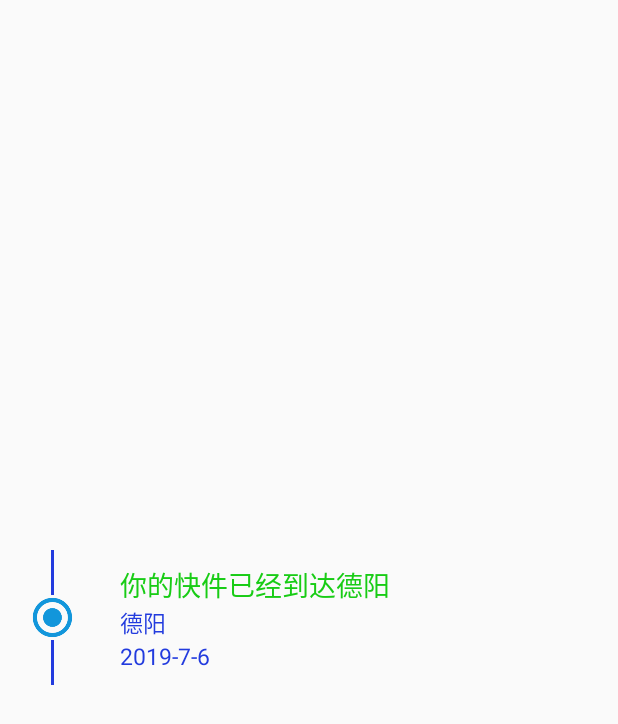
After one commit to zhongshiyi/SmartButler, an Android app: the layout layout_courier_item.xml on its own in the app's theme, with its tools: preview values and no code run, on a phone screen of 412 x 824 dp. The commit adds this screen. Shown: the top 724 px of the screen. Run offline under Robolectric (Android 15) with nearby library versions, the phone set to English and light mode, and no system bars; Roboto replaces fonts that are not available here.

```diff
--- a/app/build.gradle
+++ b/app/build.gradle
@@ -39,7 +39,9 @@ dependencies {
     //其中latest.release指代最新Bugly NDK版本号，也可以指定明确的版本号，例如3.0
     implementation 'com.tencent.bugly:nativecrashreport:latest.release'
     //Bmob
-    implementation 'cn.bmob.android:bmob-sdk:3.5.0'
+    implementation ('cn.bmob.android:bmob-sdk:3.5.0'){
+        exclude group: "io.reactivex"
+    }//过滤掉io.reavtivex
     //圆形头像图库CircleImageView
     implementation 'de.hdodenhof:circleimageview:3.0.0'
     //RxVolley
--- a/app/src/main/res/layout/activity_courier.xml
+++ b/app/src/main/res/layout/activity_courier.xml
@@ -10,14 +10,14 @@
         android:layout_width="match_parent"
         android:layout_height="wrap_content"
         android:hint="快递公司"
-        android:text="百世快递" />
+        android:text="sto" />
 
     <EditText
         android:id="@+id/et_number"
         android:layout_width="match_parent"
         android:layout_height="wrap_content"
         android:hint="快递单号"
-        android:text="5520006056645618" />
+        android:text="3715839972615" />
 
     <Button
         android:id="@+id/btn_refer"
--- /dev/null
+++ b/app/src/main/res/layout/layout_courier_item.xml
@@ -0,0 +1,70 @@
+<?xml version="1.0" encoding="utf-8"?>
+<LinearLayout xmlns:android="http://schemas.android.com/apk/res/android"
+    android:layout_width="match_parent"
+    android:layout_height="match_parent"
+    android:gravity="center_vertical"
+    android:orientation="horizontal"
+    android:padding="10dp">
+
+    <LinearLayout
+        android:layout_width="50dp"
+        android:layout_height="wrap_content"
+        android:gravity="center_horizontal"
+        android:orientation="vertical">
+
+        <View
+            android:layout_width="2dp"
+            android:layout_height="30dp"
+            android:background="@color/colorPrimary" />
+
+        <ImageView
+            android:layout_width="30dp"
+            android:layout_height="30dp"
+            android:src="@drawable/timeline_blue" />
+
+        <View
+            android:layout_width="2dp"
+            android:layout_height="30dp"
+            android:background="@color/colorPrimary" />
+
+    </LinearLayout>
+
+    <LinearLayout
+        android:layout_marginRight="10dp"
+        android:padding="10dp"
+        android:layout_width="0dp"
+        android:layout_height="wrap_content"
+        android:layout_weight="1"
+        android:orientation="vertical">
+
+        <TextView
+            android:id="@+id/tv_remark"
+            android:textSize="18sp"
+            android:textColor="@color/colorAccent"
+            android:layout_width="wrap_content"
+            android:layout_height="wrap_content"
+            android:paddingLeft="10dp"
+            android:text="你的快件已经到达德阳" />
+
+        <TextView
+            android:id="@+id/tv_zone"
+            android:textSize="15sp"
+            android:textColor="@color/colorPrimary"
+            android:layout_width="wrap_content"
+            android:layout_height="wrap_content"
+            android:paddingLeft="10dp"
+            android:text="德阳" />
+
+        <TextView
+            android:id="@+id/tv_datetime"
+            android:textSize="15sp"
+            android:layout_width="wrap_content"
+            android:layout_height="wrap_content"
+            android:paddingLeft="10dp"
+            android:textColor="@color/colorPrimary"
+            android:text="2019-7-6" />
+
+    </LinearLayout>
+
+
+</LinearLayout>
```
Also changed, not shown: app/src/main/java/com/example/smartbutler/adapter/CourierAdapter.java (added, +89 -0 lines), app/src/main/java/com/example/smartbutler/entity/CourierData.java (added, +52 -0 lines), app/src/main/java/com/example/smartbutler/ui/CourierActivity.java (+43 -6 lines), app/src/main/res/drawable/timeline_blue.png (added).
